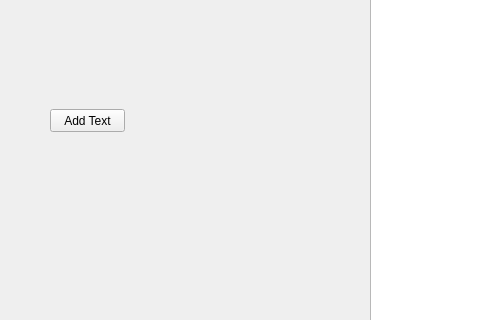
Above: LabelDesigner.ui from marvin939/label-designer before the change; both pictures show x 0 to 480 and y 91 to 411 of the 794 by 600 pixel window. Below: the same form after it.
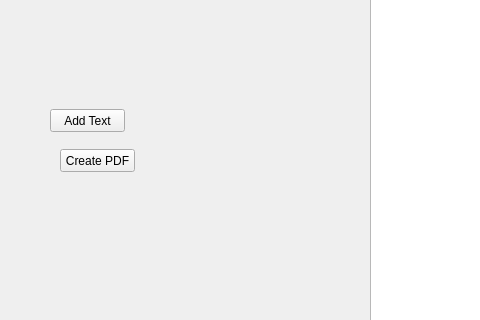
That is the form after the change.

Diff of the .ui file:
```diff
--- a/LabelDesigner.ui
+++ b/LabelDesigner.ui
@@ -43,6 +43,19 @@
      <string>Add Text</string>
     </property>
    </widget>
+   <widget class="QPushButton" name="createPdfBtn">
+    <property name="geometry">
+     <rect>
+      <x>60</x>
+      <y>240</y>
+      <width>75</width>
+      <height>23</height>
+     </rect>
+    </property>
+    <property name="text">
+     <string>Create PDF</string>
+    </property>
+   </widget>
   </widget>
   <widget class="QMenuBar" name="menubar">
    <property name="geometry">
```
Left out of the diff: 2 changed lines with no effect on the pictures.
